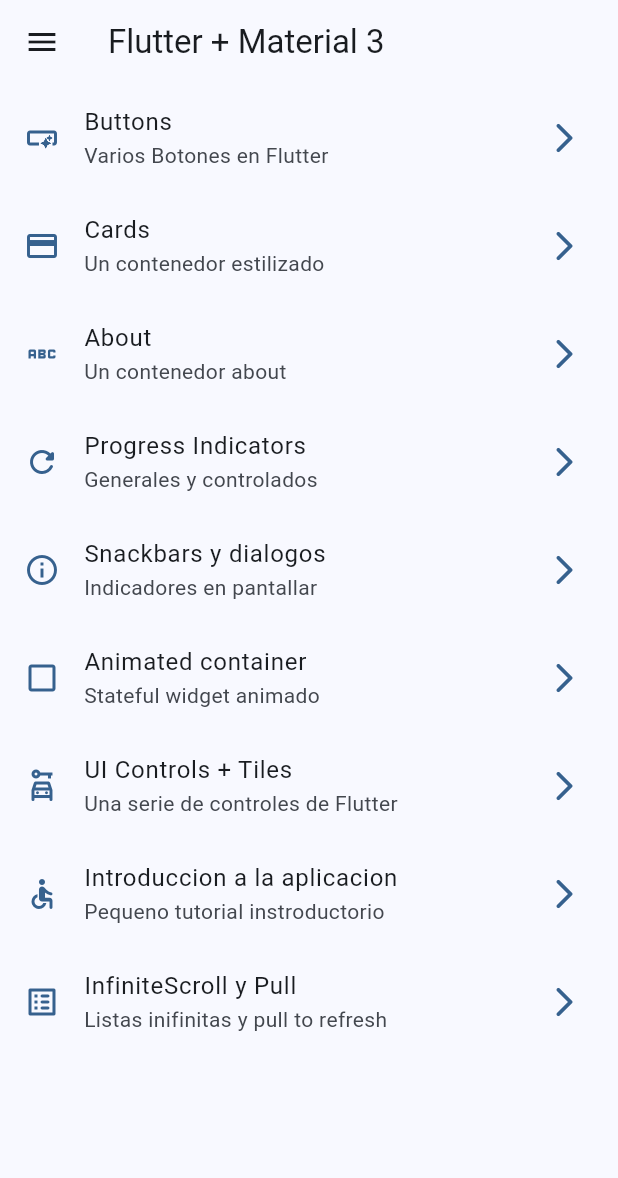
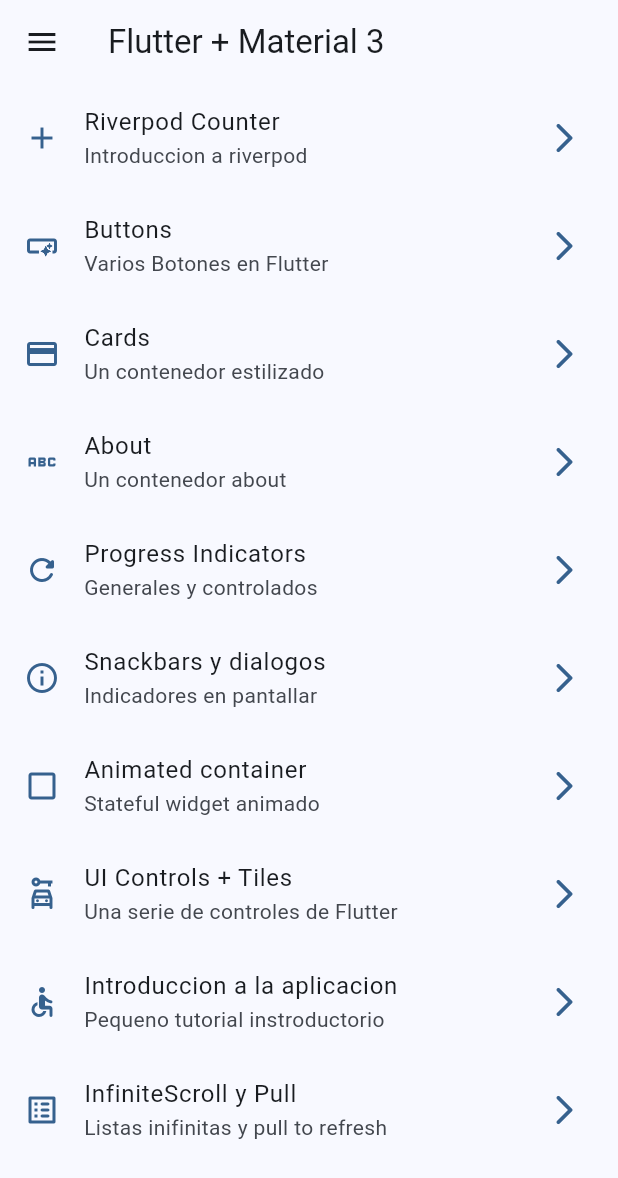
Before and after one commit to JAP994/widgets, a Flutter app: the screen it shows after launch, on a phone screen of 412 x 824 dp. Shown: the top 1178 px of the screen. Run offline on Flutter 3.47's test engine with Material 3 defaults, Android fonts, the phone set to English and light mode, and no system bars; our stand-ins replace animate_do, flutter_riverpod, go_router.

```diff
--- a/lib/config/menu/menu_items.dart
+++ b/lib/config/menu/menu_items.dart
@@ -15,6 +15,13 @@ class MenuItem {
 }
 
 const appMenuItems = <MenuItem>[
+  MenuItem(
+    title: 'Riverpod Counter',
+    subTitle: 'Introduccion a riverpod',
+    link: '/counter-river',
+    icon: Icons.add,
+  ),
+
   MenuItem(
     title: 'Buttons',
     subTitle: 'Varios Botones en Flutter',
@@ -77,4 +84,5 @@ const appMenuItems = <MenuItem>[
     link: '/infinite',
     icon: Icons.list_alt_rounded,
   ),
+
 ];
--- a/lib/config/router/app_router.dart
+++ b/lib/config/router/app_router.dart
@@ -55,5 +55,10 @@ final appRouter = GoRouter(
       name: InfiniteScrollScreen.name,
       builder: (context, state) => InfiniteScrollScreen(),
     ),
+    GoRoute(
+      path: '/counter-river',
+      name: CounterScreen.name,
+      builder: (context, state) => CounterScreen(),
+    ),
   ],
 );
--- a/lib/main.dart
+++ b/lib/main.dart
@@ -1,23 +1,19 @@
 import 'package:flutter/material.dart';
-import 'package:provider/provider.dart';
+import 'package:flutter_riverpod/flutter_riverpod.dart';
 import 'package:widgets_app/config/router/app_router.dart';
 import 'package:widgets_app/config/theme/app_theme.dart';
-import 'package:widgets_app/presentation/providers/drawer_state.dart';
 
 void main() {
   runApp(
-    ChangeNotifierProvider(
-      create: (_) => DrawerState(),
-      child: const MainApp(),
-    ),
+    const ProviderScope(child: MainApp()),
   );
 }
 
-class MainApp extends StatelessWidget {
+class MainApp extends ConsumerWidget {
   const MainApp({super.key});
 
   @override
-  Widget build(BuildContext context) {
+  Widget build(BuildContext context, WidgetRef ref) {
     return MaterialApp.router(
       title: 'Flutter Widgets',
       routerConfig: appRouter,
--- /dev/null
+++ b/lib/presentation/providers/counter_provider.dart
@@ -0,0 +1,3 @@
+import 'package:flutter_riverpod/flutter_riverpod.dart';
+
+final counterProvider = StateProvider<int>((ref) => 5);
--- /dev/null
+++ b/lib/presentation/providers/theme_provider.dart
@@ -0,0 +1,3 @@
+import 'package:flutter_riverpod/flutter_riverpod.dart';
+
+final isDarkmodeProvider = StateProvider<bool>((ref) => false);
--- a/lib/presentation/screens/screens.dart
+++ b/lib/presentation/screens/screens.dart
@@ -1,3 +1,5 @@
+
+
 
 
 export 'package:widgets_app/presentation/screens/about/about_screen.dart';
@@ -5,6 +7,7 @@ export 'package:widgets_app/presentation/screens/animated/animated_screen.dart';
 export 'package:widgets_app/presentation/screens/app_tutorial/app_tutorial_screen.dart';
 export 'package:widgets_app/presentation/screens/buttons/buttons_screen.dart';
 export 'package:widgets_app/presentation/screens/cards/cards_screen.dart';
+export 'package:widgets_app/presentation/screens/counter/counter_screen.dart';
 export 'package:widgets_app/presentation/screens/home/home_screen.dart';
 export 'package:widgets_app/presentation/screens/infinite_scroll/infinite_scroll_screen.dart';
 export 'package:widgets_app/presentation/screens/progress/progress_screen.dart';
--- a/pubspec.yaml
+++ b/pubspec.yaml
@@ -10,8 +10,8 @@ dependencies:
   animate_do: ^4.2.0
   flutter:
     sdk: flutter
+  flutter_riverpod: ^2.6.1
   go_router: ^16.2.0
-  provider: ^6.1.5+1
 
 dev_dependencies:
   flutter_lints: ^5.0.0
```
Also changed, not shown: lib/presentation/providers/drawer_state.dart (+8 -8 lines), lib/presentation/screens/counter/counter_screen.dart (added, +45 -0 lines), lib/presentation/widgets/side_menu.dart (+6 -6 lines), pubspec.lock.
